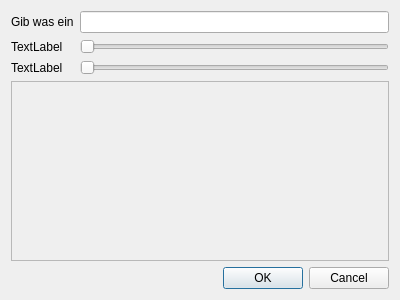
Before: the Qt Designer form projektcheck/testdialog.ui in projektcheck/ProjektCheck-QGIS, drawn with Qt 5.
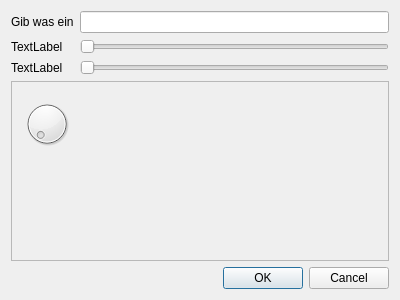
After: the same form once the commit is applied.

The edit to the form file:
```diff
--- a/projektcheck/testdialog.ui
+++ b/projektcheck/testdialog.ui
@@ -38,6 +38,16 @@
         <height>169</height>
        </rect>
       </property>
+      <widget class="QDial" name="dial">
+       <property name="geometry">
+        <rect>
+         <x>10</x>
+         <y>10</y>
+         <width>50</width>
+         <height>64</height>
+        </rect>
+       </property>
+      </widget>
      </widget>
     </widget>
    </item>
```
